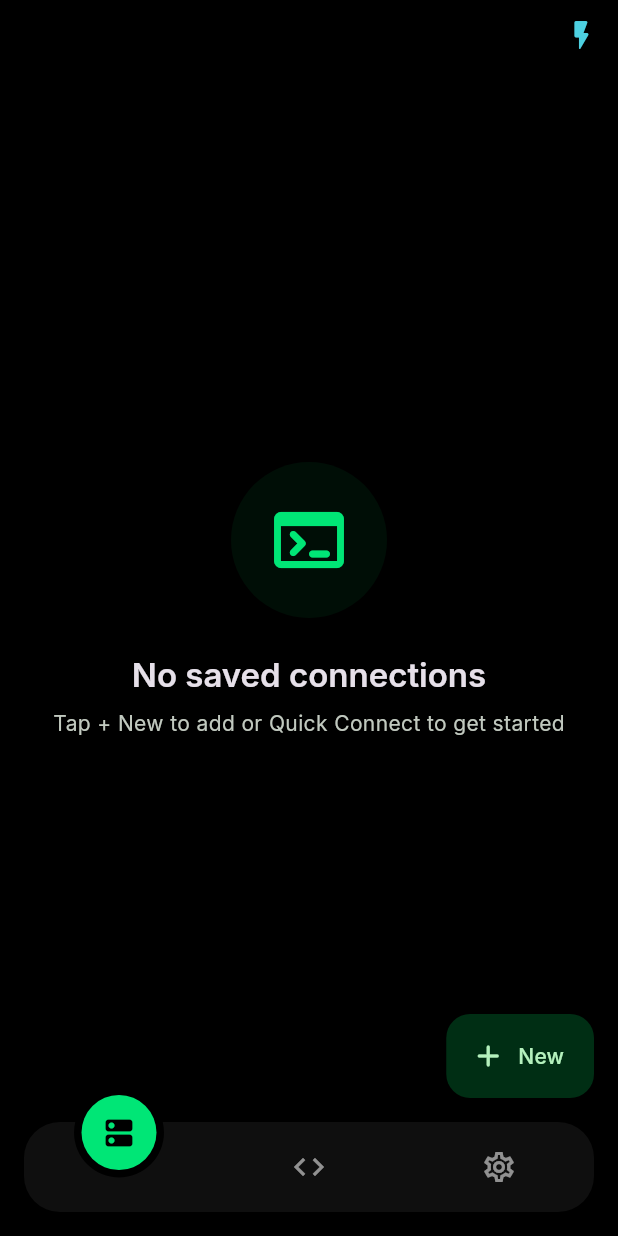
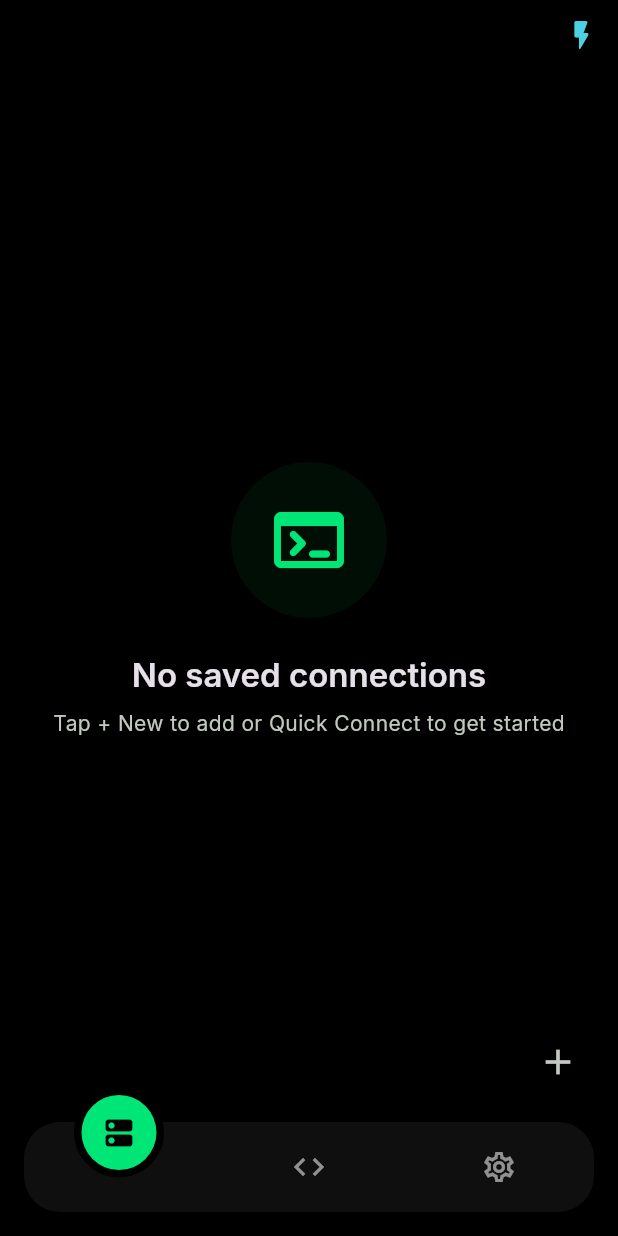
Before and after one commit to rudra-sah00/ssh-client, a Flutter app: the screen it shows after launch, on a phone screen of 412 x 824 dp. Run offline on Flutter 3.47's test engine with Material 3 defaults, Android fonts, the phone set to English and light mode, and no system bars; drawn by our look-alikes of circle_nav_bar, flutter_animate; our stand-ins replace flex_color_scheme, flutter_riverpod, flutter_secure_storage, freezed_annotation, google_fonts; missing offline and left inert: dartssh2, xterm.

Commit message:
style: replace FABs with plain + icon, no border no text

```diff
--- a/lib/presentation/screens/home/home_screen.dart
+++ b/lib/presentation/screens/home/home_screen.dart
@@ -44,11 +44,10 @@ class _HomeScreenState extends ConsumerState<HomeScreen> {
           IconButton(icon: Icon(Icons.flash_on_rounded, color: cs.tertiary), tooltip: 'Quick Connect', onPressed: () => _showQuickConnect(context)),
         ],
       ),
-      floatingActionButton: FloatingActionButton.extended(
+      floatingActionButton: IconButton(
         onPressed: () => _showAddConnection(context),
-        icon: const Icon(Icons.add_rounded),
-        label: const Text('New'),
-      ).animate().scale(delay: 300.ms, duration: 300.ms, curve: Curves.easeOutBack),
+        icon: const Icon(Icons.add, size: 28),
+      ),
       body: Column(
         children: [
           // Active sessions banner
--- a/lib/presentation/screens/snippet/snippet_screen.dart
+++ b/lib/presentation/screens/snippet/snippet_screen.dart
@@ -17,10 +17,9 @@ class SnippetScreen extends ConsumerWidget {
 
     return Scaffold(
       appBar: AppBar(title: const Text('Snippets')),
-      floatingActionButton: FloatingActionButton.extended(
+      floatingActionButton: IconButton(
         onPressed: () => _showEditor(context, ref, null),
-        icon: const Icon(Icons.add),
-        label: const Text('New Snippet'),
+        icon: const Icon(Icons.add, size: 28),
       ),
       body: snippets.isEmpty
           ? Center(
```
